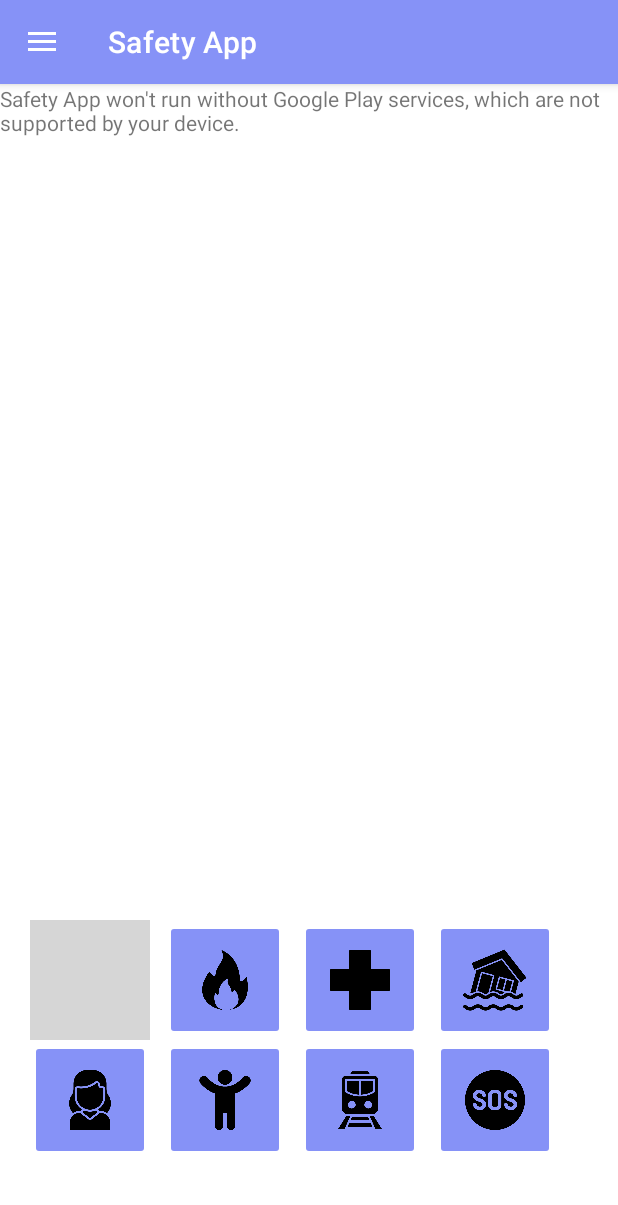
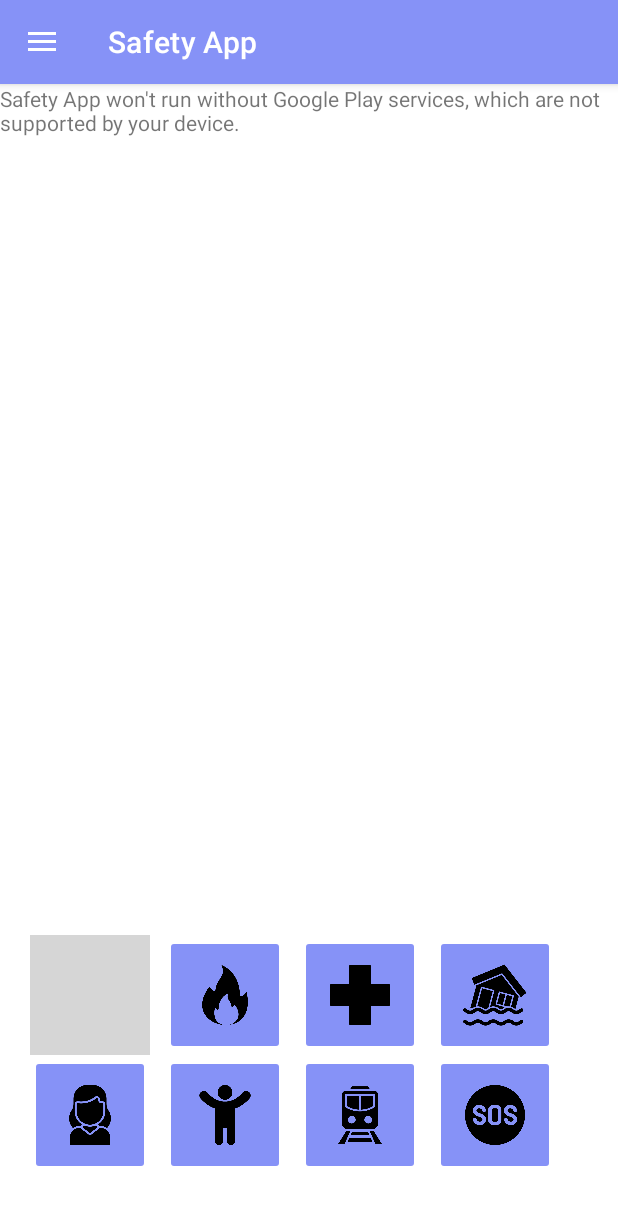
Before and after one commit to Tarun-Arulraj/SafetyApp, an Android app: the screen it shows after launch once a user with an empty profile is signed in (MainActivity3), on a phone screen of 412 x 824 dp. Shown: the top 1205 px of the screen. Run offline under Robolectric (Android 15) with nearby library versions, the phone set to English and light mode, and no system bars; our stand-ins replace Firebase (no records; nobody signed in at launch, a user with empty details on screens opened directly); grey boxes are pictures that could not be loaded.

```diff
--- a/app/src/main/res/layout/fragment_home.xml
+++ b/app/src/main/res/layout/fragment_home.xml
@@ -28,7 +28,7 @@
             android:layout_width="match_parent"
             android:layout_height="wrap_content"
             android:orientation="horizontal"
-            android:layout_marginTop="20dp">
+            android:layout_marginTop="30dp">
 
             <ImageButton
                 android:id="@+id/button1"
```
